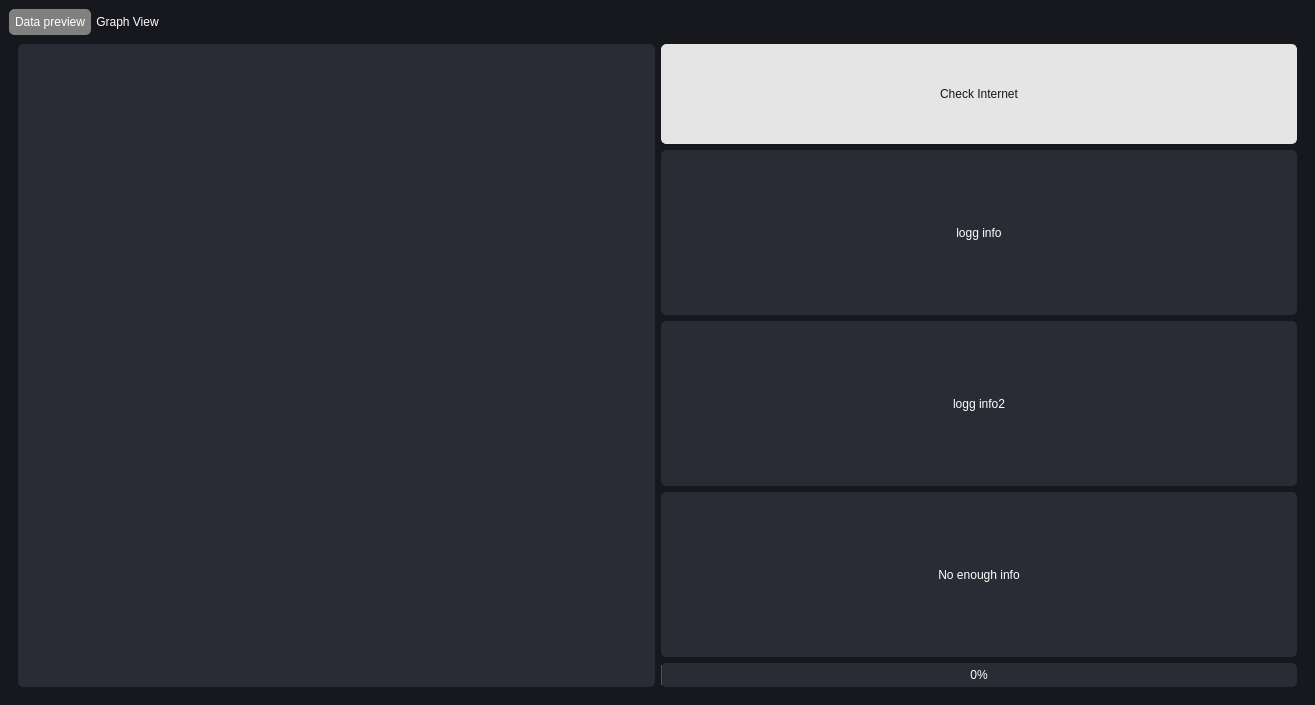
Qt form load.ui (MarwanMagdy0/MyWe-Scraper) before a commit.
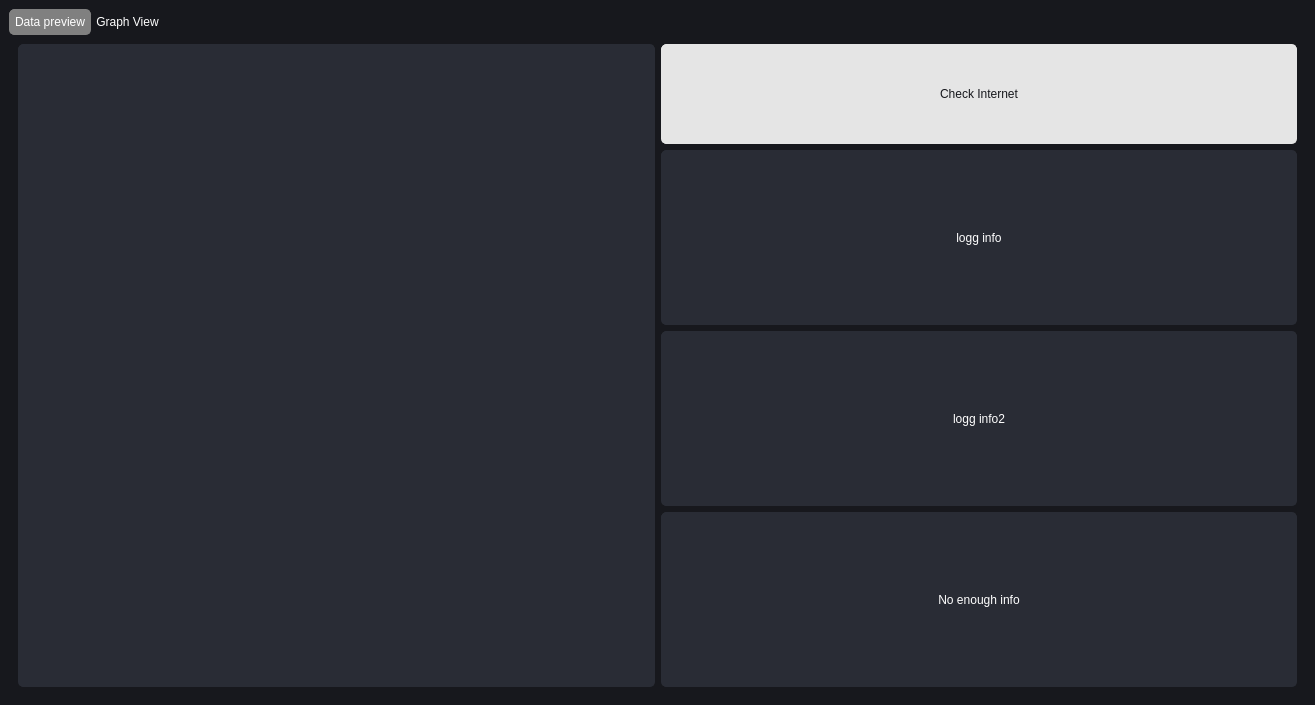
The same form after that commit. Custom widgets are drawn as their Qt base class.

What changed in the file:
```diff
--- a/load.ui
+++ b/load.ui
@@ -228,37 +228,6 @@
             </property>
            </widget>
           </item>
-          <item>
-           <widget class="QProgressBar" name="progressBar">
-            <property name="sizePolicy">
-             <sizepolicy hsizetype="Expanding" vsizetype="Fixed">
-              <horstretch>0</horstretch>
-              <verstretch>0</verstretch>
-             </sizepolicy>
-            </property>
-            <property name="styleSheet">
-             <string notr="true"/>
-            </property>
-            <property name="value">
-             <number>0</number>
-            </property>
-            <property name="alignment">
-             <set>Qt::AlignCenter</set>
-            </property>
-            <property name="textVisible">
-             <bool>true</bool>
-            </property>
-            <property name="orientation">
-             <enum>Qt::Horizontal</enum>
-            </property>
-            <property name="invertedAppearance">
-             <bool>false</bool>
-            </property>
-            <property name="textDirection">
-             <enum>QProgressBar::TopToBottom</enum>
-            </property>
-           </widget>
-          </item>
          </layout>
         </item>
        </layout>
```
